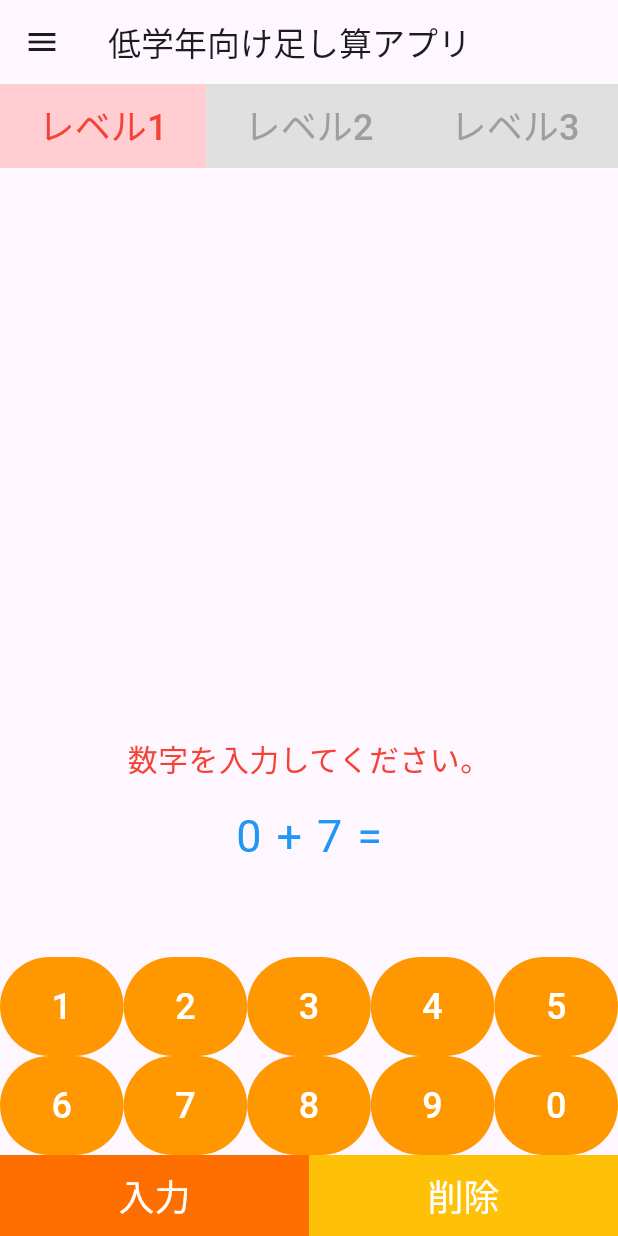
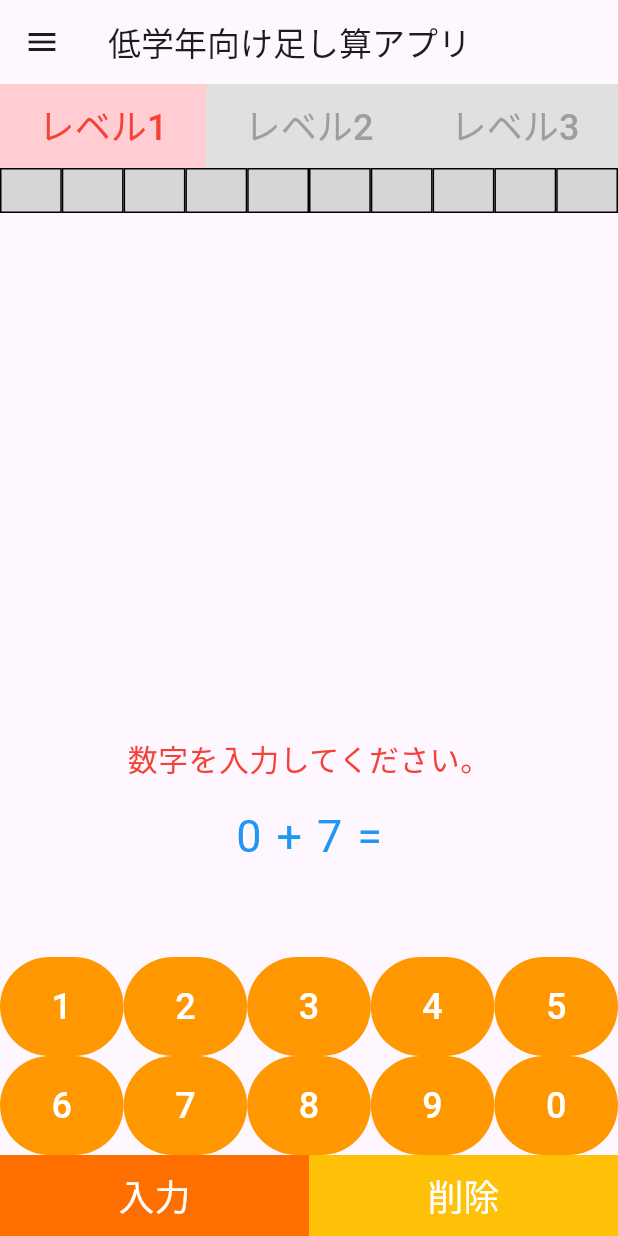
Before and after one commit to will-of-work-80/flutter-test, a Flutter app: the ElementarySchoolMath screen opened directly, after a tap on "入力", on a phone screen of 412 x 824 dp. Run offline on Flutter 3.47's test engine with Material 3 defaults, Android fonts, the phone set to English and light mode, and no system bars; our stand-ins replace cached_network_image, flutter_riverpod, freezed_annotation, webview_flutter.

Commit message:
状態バーを追加する

```diff
--- a/lib/elementary_school_math.dart
+++ b/lib/elementary_school_math.dart
@@ -4,7 +4,8 @@ import 'dart:math' as math;
 
 final random = math.Random();
 
-final infoDefault = "数字を入力してください。";
+final infoDefault = '数字を入力してください。';
+final maxProcessCount = 10;
 
 class ElementarySchoolMath extends StatefulWidget {
   const ElementarySchoolMath({super.key});
@@ -24,6 +25,8 @@ class _ElementarySchoolMathState extends State<ElementarySchoolMath> {
   int secondNum = random.nextInt(10);
   // 選択されたレベル
   int selectLevel = 1;
+  // 足し算を行った数
+  List<bool> processCountList = [];
 
   setLevel() {
     return selectLevel == 1
@@ -47,6 +50,7 @@ class _ElementarySchoolMathState extends State<ElementarySchoolMath> {
         ),
         onPressed: () {
           setState(() {
+            processCountList = [];
             selectLevel = value;
             firstNum = setLevel();
             secondNum = setLevel();
@@ -57,8 +61,6 @@ class _ElementarySchoolMathState extends State<ElementarySchoolMath> {
     );
   }
 
-  @override
-  Widget build(BuildContext context) {
   Widget numberButton(String title) {
     return Expanded(
       child: TextButton(
@@ -81,6 +83,26 @@ class _ElementarySchoolMathState extends State<ElementarySchoolMath> {
     );
   }
 
+  Widget colorSquare(int rowNum) {
+    var squareColor = Colors.grey[350];
+    if (rowNum <= processCountList.length) {
+      final resultBool = processCountList[rowNum - 1];
+      squareColor = resultBool ? Colors.orange : Colors.grey[600];
+    }
+
+    return Expanded(
+      child: Container(
+        height: 30,
+        decoration: BoxDecoration(
+          color: squareColor,
+          border: Border.all(),
+        ),
+      ),
+    );
+  }
+
+  @override
+  Widget build(BuildContext context) {
     return Scaffold(
       appBar: AppBar(
         title: Text('低学年向け足し算アプリ'),
@@ -100,6 +122,14 @@ class _ElementarySchoolMathState extends State<ElementarySchoolMath> {
                     levelButton(2),
                     levelButton(3),
                   ],
+                ),
+                for (final processTotal in [
+                  [1, 2, 3, 4, 5, 6, 7, 8, 9, 10]
+                ])
+                  Row(
+                    children: processTotal
+                        .map((rowNum) => colorSquare(rowNum))
+                        .toList(),
                   ),
               ],
             ),
@@ -162,11 +192,36 @@ class _ElementarySchoolMathState extends State<ElementarySchoolMath> {
                       } else if (result.toString() == inputStr) {
                         infoStr = '正解です。';
                         inputStr = '';
-                        firstNum = random.nextInt(10);
-                        secondNum = random.nextInt(10);
+                        firstNum = setLevel();
+                        secondNum = setLevel();
+                        processCountList.add(true);
                       } else {
-                        infoStr = "$inputStrではありません。";
-                        inputStr = "";
+                        infoStr = '$inputStrではありません。';
+                        inputStr = '';
+                        firstNum = setLevel();
+                        secondNum = setLevel();
+                        processCountList.add(false);
+                      }
+                      if (processCountList.length == maxProcessCount) {
+                        showDialog<void>(
+                            context: context,
+                            builder: (_) {
+                              infoStr = infoDefault;
+                              final trueCount = processCountList
+                                  .where((item) => item == true)
+                                  .length;
+                              final falseCount = processCountList
+                                  .where((item) => item == false)
+                                  .length;
+                              processCountList = [];
+                              return AlertDialog(
+                                title: Text(
+                                    '終わりました！\n正解:$trueCount、はずれ:$falseCount',
+                                    style: TextStyle(
+                                      fontSize: 20,
+                                    )),
+                              );
+                            });
                       }
                     });
                   },
```
Also changed, not shown: 2 other files. Lines whose indentation alone changed are shown as unchanged.
